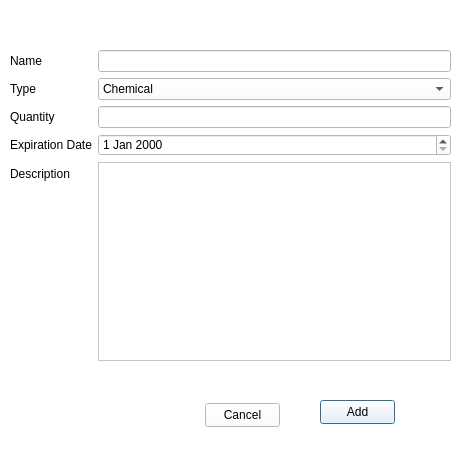
The window that UI folder/addItem.ui (luimartin/Pest-Control-Managment-System) describes before a commit, drawn with Qt 5.
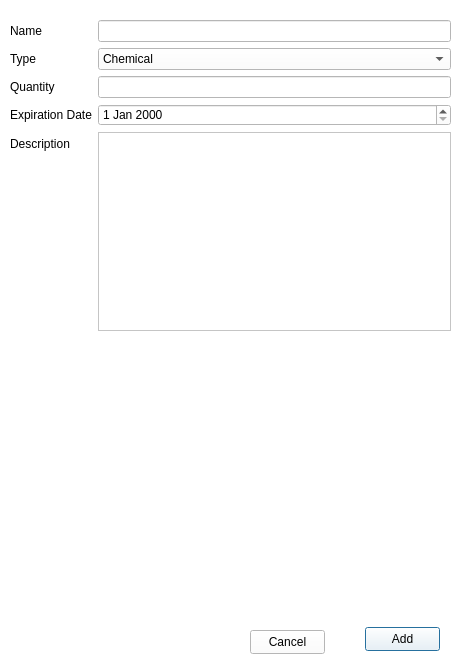
The same window after the commit.

```diff
--- a/UI folder/addItem.ui
+++ b/UI folder/addItem.ui
@@ -7,7 +7,7 @@
     <x>0</x>
     <y>0</y>
     <width>464</width>
-    <height>466</height>
+    <height>666</height>
    </rect>
   </property>
   <property name="mouseTracking">
@@ -28,8 +28,8 @@
   <widget class="QPushButton" name="addBtn">
    <property name="geometry">
     <rect>
-     <x>320</x>
-     <y>400</y>
+     <x>365</x>
+     <y>627</y>
      <width>75</width>
      <height>24</height>
     </rect>
@@ -41,8 +41,8 @@
   <widget class="QPushButton" name="cancelBtn">
    <property name="geometry">
     <rect>
-     <x>205</x>
-     <y>403</y>
+     <x>250</x>
+     <y>630</y>
      <width>75</width>
      <height>24</height>
     </rect>
@@ -51,11 +51,11 @@
     <string>Cancel</string>
    </property>
   </widget>
-  <widget class="QWidget" name="">
+  <widget class="QWidget" name="layoutWidget">
    <property name="geometry">
     <rect>
      <x>10</x>
-     <y>50</y>
+     <y>20</y>
      <width>441</width>
      <height>311</height>
     </rect>
```
